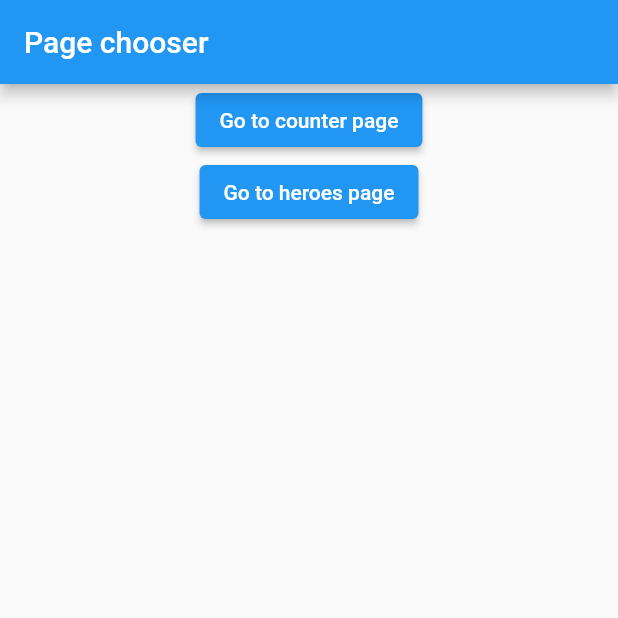
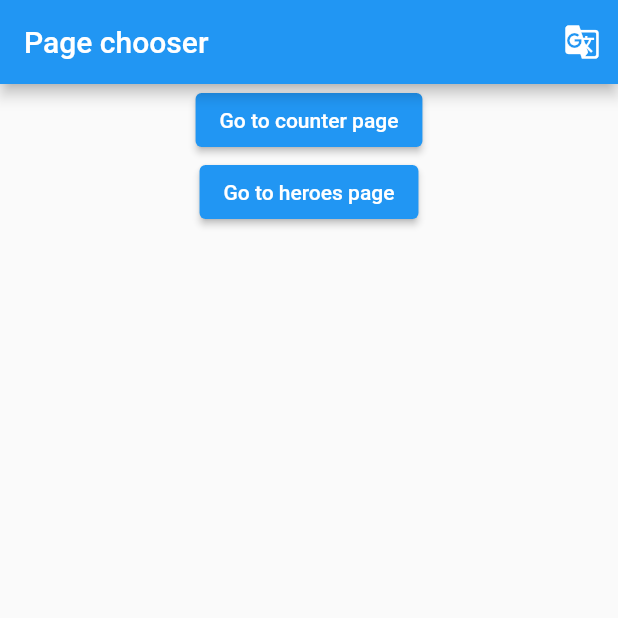
Before and after one commit to alexaniko88/atym_flutter_app, a Flutter app: the screen it shows after launch, on a phone screen of 412 x 824 dp, the top half of it. Run offline on Flutter 3.47's test engine with Material 2 defaults, Android fonts, the phone set to English and light mode, and no system bars; our stand-ins replace cached_network_image, connectivity_plus, flutter_bloc, get; missing offline and left inert: adaptive_action_sheet, connectivity_plus_web; generated files the repository leaves out were written again.

Commit message:
Introducing the translations and using custom bloc consumer

```diff
--- /dev/null
+++ b/lib/constants.dart
@@ -0,0 +1,6 @@
+const double leadingImageWidth = 50;
+const double heroListTileTrailingWidth = 100;
+const double defaultPadding = 12;
+const double errorStateIconSize = 50;
+
+const String notAvailable = 'N/A';
--- a/lib/core/api/app_exceptions/app_exception.dart
+++ b/lib/core/api/app_exceptions/app_exception.dart
@@ -12,5 +12,5 @@ class AppException {
 
   @override
   String toString() =>
-      "Exception of type: ${type.toString()}\nwith message: $message";
+      "App Exception: ${type.toString()}\nwith message: $message";
 }
--- /dev/null
+++ b/lib/l10n.yaml
@@ -0,0 +1,3 @@
+arb-dir: lib/l10n
+template-arb-file: app_en.arb
+output-localization-file: app_localizations.dart
--- /dev/null
+++ b/lib/l10n/locales.dart
@@ -0,0 +1,6 @@
+import 'package:flutter/material.dart';
+
+class Locales {
+  static const Locale spanish = Locale('es');
+  static const Locale english = Locale('en');
+}
--- a/lib/main.dart
+++ b/lib/main.dart
@@ -1,13 +1,19 @@
 import 'package:atym_flutter_app/core/simple_bloc_delegate.dart';
 import 'package:atym_flutter_app/cubits/connectivity_wrapper_cubit.dart';
+import 'package:atym_flutter_app/l10n/locales.dart';
 import 'package:atym_flutter_app/provider_setup.dart';
 import 'package:atym_flutter_app/ui/pages/counter_page.dart';
 import 'package:atym_flutter_app/ui/pages/heroes_page.dart';
+import 'package:atym_flutter_app/ui/widgets/language_switcher_icon.dart';
 import 'package:flutter/material.dart';
 import 'package:flutter_bloc/flutter_bloc.dart';
+import 'package:flutter_gen/gen_l10n/app_localizations.dart';
+import 'package:get/get.dart';
 import 'package:provider/provider.dart';
 
 void main() {
+  WidgetsFlutterBinding.ensureInitialized();
+  Get.locale = Locales.english;
   BlocOverrides.runZoned(
     () {
       runApp(
@@ -31,34 +37,40 @@
 
   @override
   Widget build(BuildContext context) {
-    return MaterialApp(
-      home: Scaffold(
-        appBar: AppBar(title: const Text('Page chooser')),
-        body: Align(
-          alignment: Alignment.center,
-          child: Builder(
-            builder: (context) {
-              return Column(
+    return GetMaterialApp(
+      localizationsDelegates: AppLocalizations.localizationsDelegates,
+      supportedLocales: AppLocalizations.supportedLocales,
+      locale: Get.locale,
+      home: Builder(
+        builder: (context) {
+          return Scaffold(
+            appBar: AppBar(
+              title: Text(AppLocalizations.of(context).pageChooser),
+              actions: [LanguageSwitcherIcon()],
+            ),
+            body: Align(
+              alignment: Alignment.center,
+              child: Column(
                 children: [
                   ElevatedButton(
-                    child: Text('Go to counter page'),
+                    child: Text(AppLocalizations.of(context).goToCounterPage),
                     onPressed: () => Navigator.push(
                       context,
                       CounterPage.route(),
                     ),
                   ),
                   ElevatedButton(
-                    child: Text('Go to heroes page'),
+                    child: Text(AppLocalizations.of(context).goToHeroesPage),
                     onPressed: () => Navigator.push(
                       context,
                       HeroesPage.route(),
                     ),
                   ),
                 ],
-              );
-            },
-          ),
-        ),
+              ),
+            ),
+          );
+        },
       ),
     );
   }
--- a/lib/ui/pages/counter_page.dart
+++ b/lib/ui/pages/counter_page.dart
@@ -1,6 +1,8 @@
 import 'package:atym_flutter_app/cubits/counter_cubit.dart';
+import 'package:atym_flutter_app/ui/widgets/language_switcher_icon.dart';
 import 'package:flutter/material.dart';
 import 'package:flutter_bloc/flutter_bloc.dart';
+import 'package:flutter_gen/gen_l10n/app_localizations.dart';
 
 class CounterPage extends StatelessWidget {
   static Route route() {
@@ -16,11 +18,12 @@ class CounterPage extends StatelessWidget {
   Widget build(BuildContext context) {
     return Scaffold(
       appBar: AppBar(
-        title: const Text('Counter Page'),
+        title: Text(AppLocalizations.of(context).counterPage),
         leading: IconButton(
           icon: Icon(Icons.arrow_back),
           onPressed: () => Navigator.of(context).pop(),
         ),
+        actions: [LanguageSwitcherIcon()],
       ),
       body: BlocBuilder<CounterCubit, int>(
         builder: (context, count) => Center(
--- a/lib/view_models/hero_view_model.dart
+++ b/lib/view_models/hero_view_model.dart
@@ -2,13 +2,13 @@ import 'package:atym_flutter_app/data_models/hero_model.dart';
 
 class HeroViewModel {
   final String imageURL;
-  final String? name, gender;
+  final String? name, fullName;
   final int intelligence, strength, speed, durability, power, combat;
 
   const HeroViewModel({
     required this.imageURL,
     this.name,
-    this.gender,
+    this.fullName,
     int? intelligence,
     int? strength,
     int? speed,
@@ -25,7 +25,7 @@ class HeroViewModel {
   factory HeroViewModel.fromDataModel(HeroModel heroModel) => HeroViewModel(
         imageURL: heroModel.heroImagesModel?.md ?? '',
         name: heroModel.name,
-        gender: heroModel.appearanceModel?.gender,
+        fullName: heroModel.biographyModel?.fullName,
         combat: heroModel.powerStatsModel?.combat,
         durability: heroModel.powerStatsModel?.durability,
         intelligence: heroModel.powerStatsModel?.intelligence,
```
Also changed, not shown: lib/data_models/biography_model.dart (added, +22 -0 lines), lib/data_models/hero_images_model.dart (+4 -4 lines), lib/data_models/hero_model.dart (+10 -6 lines), lib/data_models/power_stats_model.dart (+6 -6 lines), lib/l10n/app_en.arb (added, +14 -0 lines), lib/l10n/app_es.arb (added, +14 -0 lines), lib/ui/builders/cubit_with_connectivity_wrapper_builder.dart (+16 -3 lines), lib/ui/pages/heroes_page.dart (+29 -11 lines), lib/ui/widgets/language_switcher_icon.dart (added, +44 -0 lines), pubspec.yaml (+6 -63 lines), lib/data_models/biography_model.g.dart (added), lib/data_models/hero_model.g.dart, 3 other files.
